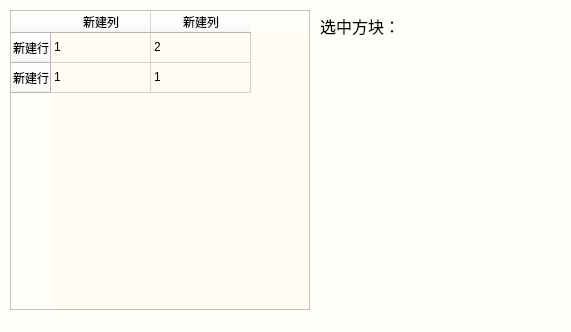
Zao-chen/ZcCommandEditor, file miniwindows.ui: the form before one commit.
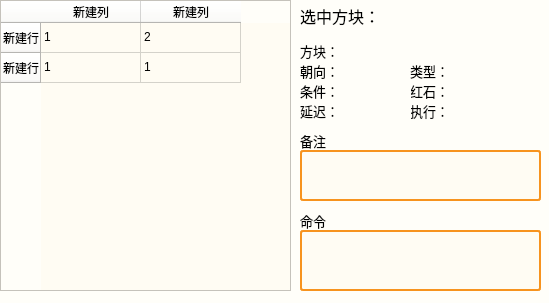
The form after the commit.

What changed in the file:
```diff
--- a/miniwindows.ui
+++ b/miniwindows.ui
@@ -6,8 +6,8 @@
    <rect>
     <x>0</x>
     <y>0</y>
-    <width>571</width>
-    <height>332</height>
+    <width>549</width>
+    <height>303</height>
    </rect>
   </property>
   <property name="windowTitle">
@@ -68,7 +68,7 @@
     border: 2px solid #f7931e;
     border-radius: 3px;;
     padding: 5px;
-    font-size: 16px;
+    font-size: 10px;
     background-color: #FFFCF3;
 }
 
@@ -154,10 +154,10 @@
    </property>
    <property name="geometry">
     <rect>
-     <x>10</x>
-     <y>10</y>
-     <width>300</width>
-     <height>300</height>
+     <x>0</x>
+     <y>0</y>
+     <width>291</width>
+     <height>291</height>
     </rect>
    </property>
    <property name="minimumSize">
@@ -219,8 +219,8 @@
   <widget class="QLabel" name="label_location">
    <property name="geometry">
     <rect>
-     <x>320</x>
-     <y>10</y>
+     <x>300</x>
+     <y>0</y>
      <width>241</width>
      <height>31</height>
     </rect>
@@ -234,6 +234,194 @@
     <string>选中方块：</string>
    </property>
   </widget>
+  <widget class="QLabel" name="label_block">
+   <property name="geometry">
+    <rect>
+     <x>300</x>
+     <y>40</y>
+     <width>241</width>
+     <height>21</height>
+    </rect>
+   </property>
+   <property name="font">
+    <font>
+     <pointsize>10</pointsize>
+    </font>
+   </property>
+   <property name="text">
+    <string>方块：</string>
+   </property>
+  </widget>
+  <widget class="QLabel" name="label_toward">
+   <property name="geometry">
+    <rect>
+     <x>300</x>
+     <y>60</y>
+     <width>111</width>
+     <height>21</height>
+    </rect>
+   </property>
+   <property name="font">
+    <font>
+     <pointsize>10</pointsize>
+    </font>
+   </property>
+   <property name="text">
+    <string>朝向：</string>
+   </property>
+  </widget>
+  <widget class="QLabel" name="label_type">
+   <property name="geometry">
+    <rect>
+     <x>410</x>
+     <y>60</y>
+     <width>131</width>
+     <height>21</height>
+    </rect>
+   </property>
+   <property name="font">
+    <font>
+     <pointsize>10</pointsize>
+    </font>
+   </property>
+   <property name="text">
+    <string>类型：</string>
+   </property>
+  </widget>
+  <widget class="QLabel" name="label_redstone">
+   <property name="geometry">
+    <rect>
+     <x>410</x>
+     <y>80</y>
+     <width>131</width>
+     <height>21</height>
+    </rect>
+   </property>
+   <property name="font">
+    <font>
+     <pointsize>10</pointsize>
+    </font>
+   </property>
+   <property name="text">
+    <string>红石：</string>
+   </property>
+  </widget>
+  <widget class="QLabel" name="label_condition">
+   <property name="geometry">
+    <rect>
+     <x>300</x>
+     <y>80</y>
+     <width>111</width>
+     <height>21</height>
+    </rect>
+   </property>
+   <property name="font">
+    <font>
+     <pointsize>10</pointsize>
+    </font>
+   </property>
+   <property name="text">
+    <string>条件：</string>
+   </property>
+  </widget>
+  <widget class="QLabel" name="label_execute">
+   <property name="geometry">
+    <rect>
+     <x>410</x>
+     <y>100</y>
+     <width>131</width>
+     <height>21</height>
+    </rect>
+   </property>
+   <property name="font">
+    <font>
+     <pointsize>10</pointsize>
+    </font>
+   </property>
+   <property name="text">
+    <string>执行：</string>
+   </property>
+  </widget>
+  <widget class="QLabel" name="label_delay">
+   <property name="geometry">
+    <rect>
+     <x>300</x>
+     <y>100</y>
+     <width>111</width>
+     <height>21</height>
+    </rect>
+   </property>
+   <property name="font">
+    <font>
+     <pointsize>10</pointsize>
+    </font>
+   </property>
+   <property name="text">
+    <string>延迟：</string>
+   </property>
+  </widget>
+  <widget class="QLabel" name="label_delay_2">
+   <property name="geometry">
+    <rect>
+     <x>300</x>
+     <y>130</y>
+     <width>41</width>
+     <height>21</height>
+    </rect>
+   </property>
+   <property name="font">
+    <font>
+     <pointsize>10</pointsize>
+    </font>
+   </property>
+   <property name="text">
+    <string>备注</string>
+   </property>
+  </widget>
+  <widget class="QLabel" name="label_delay_3">
+   <property name="geometry">
+    <rect>
+     <x>300</x>
+     <y>210</y>
+     <width>41</width>
+     <height>21</height>
+    </rect>
+   </property>
+   <property name="font">
+    <font>
+     <pointsize>10</pointsize>
+    </font>
+   </property>
+   <property name="text">
+    <string>命令</string>
+   </property>
+  </widget>
+  <widget class="QTextEdit" name="textEdit_notes">
+   <property name="geometry">
+    <rect>
+     <x>300</x>
+     <y>150</y>
+     <width>241</width>
+     <height>51</height>
+    </rect>
+   </property>
+   <property name="readOnly">
+    <bool>true</bool>
+   </property>
+  </widget>
+  <widget class="QTextEdit" name="textEdit_cmd">
+   <property name="geometry">
+    <rect>
+     <x>300</x>
+     <y>230</y>
+     <width>241</width>
+     <height>61</height>
+    </rect>
+   </property>
+   <property name="readOnly">
+    <bool>true</bool>
+   </property>
+  </widget>
  </widget>
  <resources/>
  <connections/>
```
